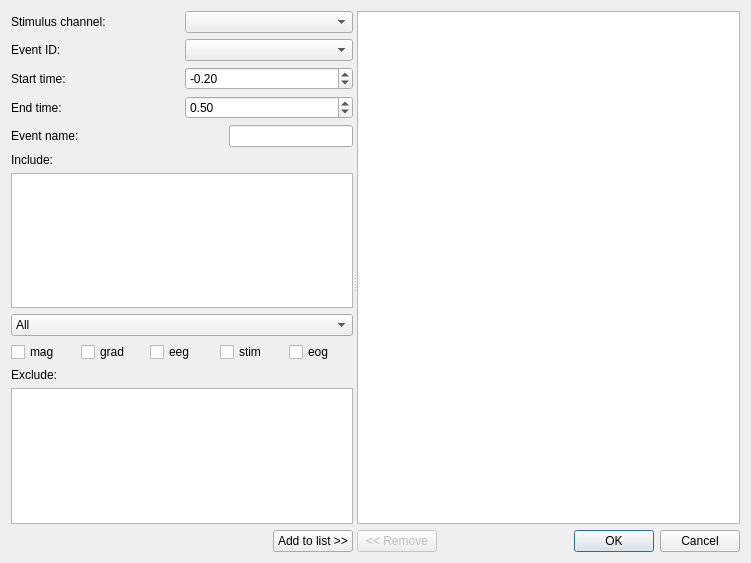
cibr-jyu/meggie, file hoksotin/ui/qt4Designer/parameterDialog.ui: the form before one commit.
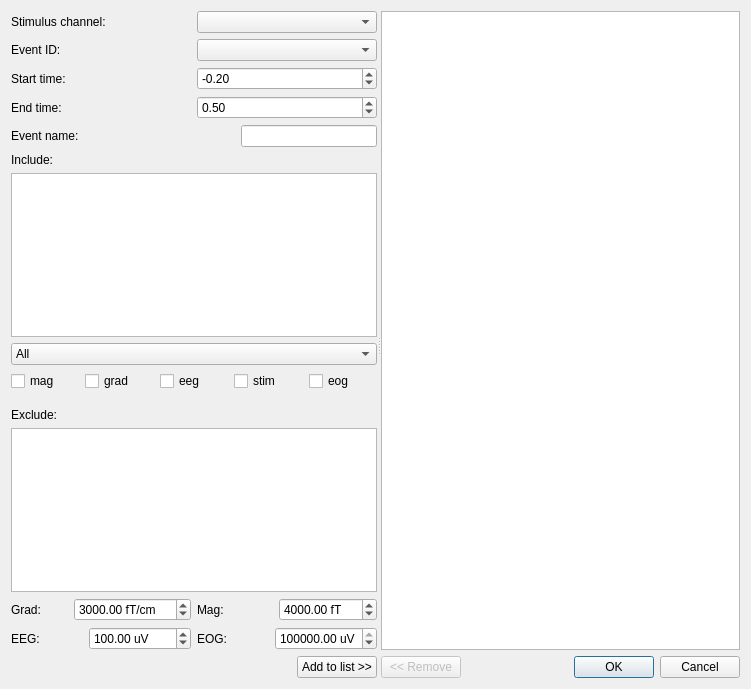
The form after the commit.

Commit message: Epoch rejection

What changed in the file:
```diff
--- a/hoksotin/ui/qt4Designer/parameterDialog.ui
+++ b/hoksotin/ui/qt4Designer/parameterDialog.ui
@@ -10,7 +10,7 @@
     <x>0</x>
     <y>0</y>
     <width>751</width>
-    <height>563</height>
+    <height>689</height>
    </rect>
   </property>
   <property name="windowTitle">
@@ -294,6 +294,117 @@
          <item>
           <widget class="QTextEdit" name="textEditExclude"/>
          </item>
+         <item>
+          <layout class="QHBoxLayout" name="horizontalLayout_30">
+           <item>
+            <layout class="QVBoxLayout" name="verticalLayout_7">
+             <item>
+              <layout class="QHBoxLayout" name="horizontalLayout_31">
+               <item>
+                <widget class="QLabel" name="labelGradReject_3">
+                 <property name="text">
+                  <string>Grad:</string>
+                 </property>
+                </widget>
+               </item>
+               <item>
+                <widget class="QDoubleSpinBox" name="doubleSpinBoxGradReject_3">
+                 <property name="prefix">
+                  <string/>
+                 </property>
+                 <property name="suffix">
+                  <string> fT/cm</string>
+                 </property>
+                 <property name="maximum">
+                  <double>1000000000.000000000000000</double>
+                 </property>
+                 <property name="value">
+                  <double>3000.000000000000000</double>
+                 </property>
+                </widget>
+               </item>
+              </layout>
+             </item>
+             <item>
+              <layout class="QHBoxLayout" name="horizontalLayout_32">
+               <item>
+                <widget class="QLabel" name="labelEegReject_3">
+                 <property name="text">
+                  <string>EEG:</string>
+                 </property>
+                </widget>
+               </item>
+               <item>
+                <widget class="QDoubleSpinBox" name="doubleSpinBoxEEGReject_3">
+                 <property name="suffix">
+                  <string> uV</string>
+                 </property>
+                 <property name="maximum">
+                  <double>1000000000.000000000000000</double>
+                 </property>
+                 <property name="value">
+                  <double>100.000000000000000</double>
+                 </property>
+                </widget>
+               </item>
+              </layout>
+             </item>
+            </layout>
+           </item>
+           <item>
+            <layout class="QVBoxLayout" name="verticalLayout_8">
+             <item>
+              <layout class="QHBoxLayout" name="horizontalLayout_33">
+               <item>
+                <widget class="QLabel" name="labelMagReject_3">
+                 <property name="text">
+                  <string>Mag:</string>
+                 </property>
+                </widget>
+               </item>
+               <item>
+                <widget class="QDoubleSpinBox" name="doubleSpinBoxMagReject_3">
+                 <property name="suffix">
+                  <string> fT</string>
+                 </property>
+                 <property name="maximum">
+                  <double>1000000000.000000000000000</double>
+                 </property>
+                 <property name="value">
+                  <double>4000.000000000000000</double>
+                 </property>
+                </widget>
+               </item>
+              </layout>
+             </item>
+             <item>
+              <layout class="QHBoxLayout" name="horizontalLayout_34">
+               <item>
+                <widget class="QLabel" name="labelEogReject_3">
+                 <property name="text">
+                  <string>EOG:</string>
+                 </property>
+                </widget>
+               </item>
+               <item>
+                <widget class="QDoubleSpinBox" name="doubleSpinBoxEOGReject_3">
+                 <property name="suffix">
+                  <string> uV</string>
+                 </property>
+                 <property name="maximum">
+                  <double>1000000000.000000000000000</double>
+                 </property>
+                 <property name="value">
+                  <double>1000000000.000000000000000</double>
+                 </property>
+                </widget>
+               </item>
+              </layout>
+             </item>
+            </layout>
+           </item>
+          </layout>
+         </item>
         </layout>
        </item>
        <item>
```
